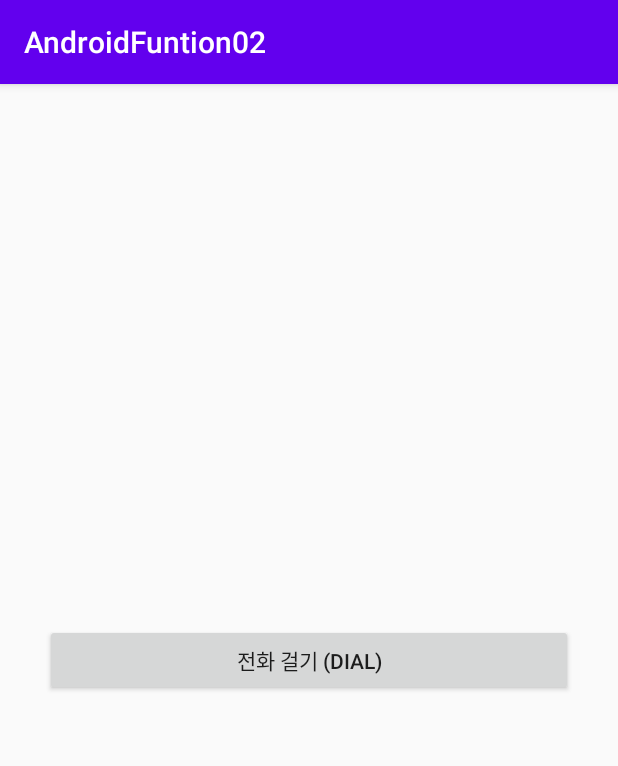
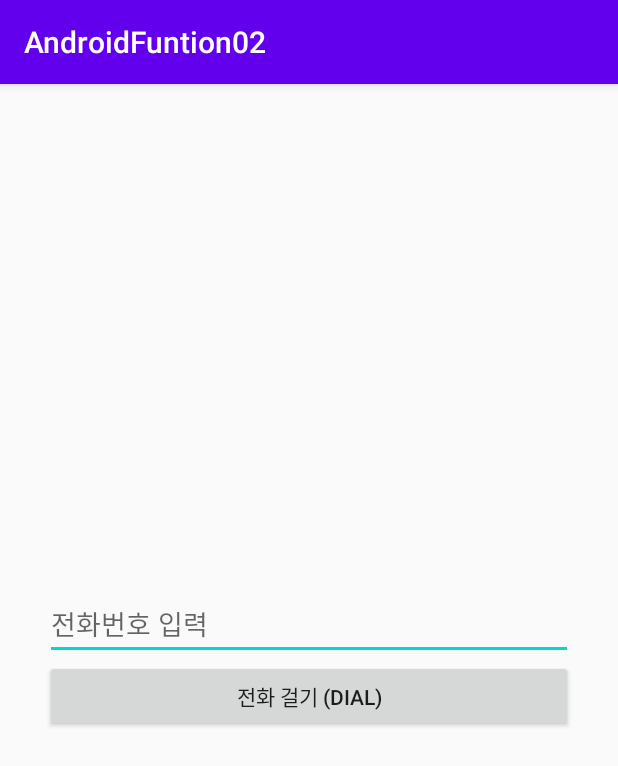
Before and after one commit to apple0819/AndroidFuntion02, an Android app: the screen it shows after launch (MainActivity), after a tap on "전화 걸기 (DIAL)", on a phone screen of 412 x 824 dp. Shown: the top 766 px of the screen. Run offline under Robolectric (Android 15) with nearby library versions, the phone set to English and light mode, and no system bars; our stand-ins replace data binding.

Commit message:
전화 번호 입력한데로

```diff
--- a/app/src/main/java/com/example/androidfuntion02/MainActivity.java
+++ b/app/src/main/java/com/example/androidfuntion02/MainActivity.java
@@ -6,6 +6,7 @@ import androidx.databinding.DataBindingUtil;
 import android.content.Intent;
 import android.net.Uri;
 import android.os.Bundle;
+import android.util.Log;
 import android.view.View;
 
 import com.example.androidfuntion02.databinding.ActivityMainBinding;
@@ -27,7 +28,11 @@ public class MainActivity extends AppCompatActivity {
 //                 => 전화 걸기 화면
 
 //                어느 화면으로 갈지 => 안드로이드가 요구하는 양식으로 작성 : Uri
-                Uri uri = Uri.parse("tel:01051123237");
+                String pN = binding.inputPN.getText().toString();
+//                Log.d("입력한폰번", pN);
+                String phoneUriStr = String.format("tel:%s",pN);
+//                Uri uri = Uri.parse("tel:0"+Integer.parseInt(pN));
+                Uri uri = Uri.parse(phoneUriStr);
                 Intent intent = new Intent(Intent.ACTION_DIAL, uri);
                 startActivity(intent);
             }
--- a/app/src/main/res/layout/activity_main.xml
+++ b/app/src/main/res/layout/activity_main.xml
@@ -10,6 +10,13 @@
         android:padding="30dp"
         tools:context=".MainActivity">
 
+        <EditText
+            android:id="@+id/inputPN"
+            android:layout_width="match_parent"
+            android:layout_height="wrap_content"
+            android:inputType="phone"
+            android:hint="전화번호 입력"/>
+
         <Button
             android:id="@+id/dialBtn"
             android:layout_width="match_parent"
```
